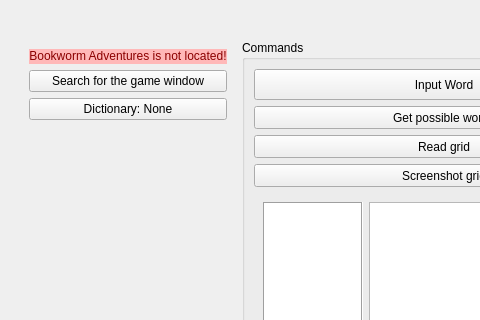
Before: the Qt Designer form form.ui in mb2g17/PyLex, drawn with Qt 5; both pictures show x 0 to 480 and y 0 to 320 of the 666 by 786 pixel window.
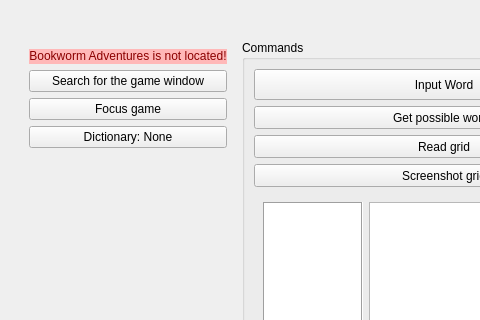
After: the same form once the commit is applied. Icons and pictures are not drawn.

Commit message: added focus game button

Diff of the .ui file:
```diff
--- a/form.ui
+++ b/form.ui
@@ -107,6 +107,16 @@
            </property>
           </widget>
          </item>
+         <item>
+          <widget class="QPushButton" name="focusGame">
+           <property name="toolTip">
+            <string>&lt;html&gt;&lt;head/&gt;&lt;body&gt;&lt;p&gt;Clicking this button will focus the game window, bringing it up from any other windows that are in-front of it.&lt;/p&gt;&lt;/body&gt;&lt;/html&gt;</string>
+           </property>
+           <property name="text">
+            <string>Focus game</string>
+           </property>
+          </widget>
+         </item>
          <item>
           <widget class="QPushButton" name="dictionary">
            <property name="toolTip">
```
The commit also changes 4 other files.
